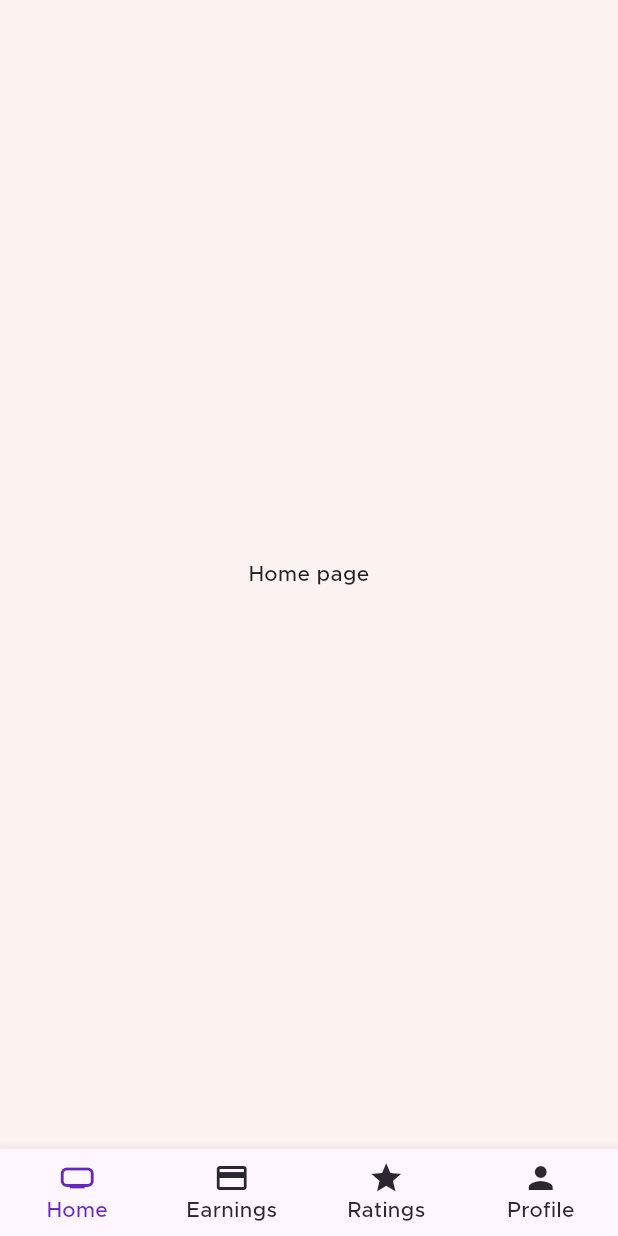
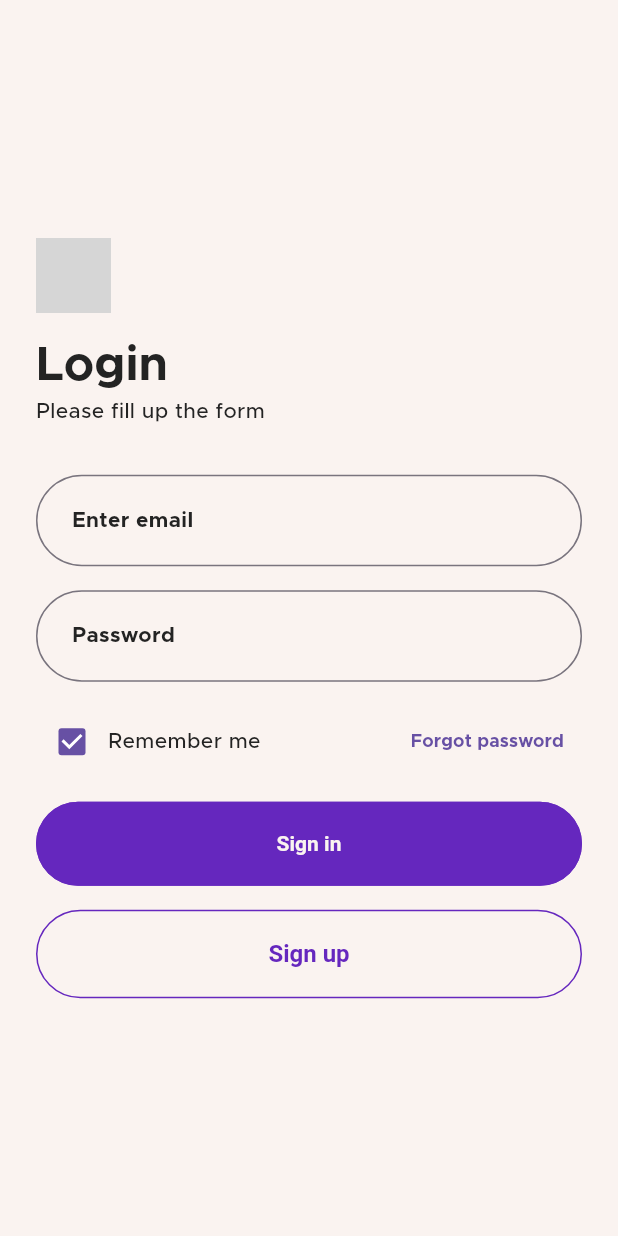
Before and after one commit to hitchcliff/nalift, a Flutter app: the screen it shows after launch, on a phone screen of 412 x 824 dp. Run offline on Flutter 3.47's test engine with Material 3 defaults, Android fonts, the phone set to English and light mode, and no system bars; our stand-ins replace get, readmore; grey boxes are pictures that could not be loaded.

Commit message:
login screen

```diff
--- /dev/null
+++ b/lib/components/auth/header.dart
@@ -0,0 +1,24 @@
+import 'package:flutter/material.dart';
+import 'package:nalift/components/texts/label_text.dart';
+import 'package:nalift/components/texts/title_text.dart';
+import 'package:nalift/constants/assets.dart';
+import 'package:nalift/constants/sizes.dart';
+import 'package:nalift/extensions/list_space_between.dart';
+
+class Header extends StatelessWidget {
+  const Header({super.key});
+
+  @override
+  Widget build(BuildContext context) {
+    return Column(
+      crossAxisAlignment: CrossAxisAlignment.start,
+      children: [
+        Image(height: 50, image: AssetImage(MyAssets.rocketImg)),
+        Column(
+          crossAxisAlignment: CrossAxisAlignment.start,
+          children: [TitleText("Login"), LabelText("Please fill up the form")],
+        ),
+      ].gap(height: MySizes.spaceBtwItems),
+    );
+  }
+}
--- /dev/null
+++ b/lib/components/auth/login_form.dart
@@ -0,0 +1,64 @@
+import 'package:flutter/material.dart';
+import 'package:nalift/components/texts/body_text.dart';
+import 'package:nalift/constants/sizes.dart';
+import 'package:nalift/extensions/list_space_between.dart';
+import 'package:nalift/screens/main_screen.dart';
+
+class LoginForm extends StatelessWidget {
+  const LoginForm({super.key});
+
+  @override
+  Widget build(BuildContext context) {
+    return Form(
+      child: Column(
+        mainAxisAlignment: MainAxisAlignment.center,
+        children: [
+          TextFormField(
+            decoration: InputDecoration(label: BodyText("Enter email")),
+          ),
+          TextFormField(
+            obscureText: true,
+            decoration: InputDecoration(label: BodyText("Password")),
+          ),
+
+          // remember me & forgot password
+          Row(
+            mainAxisAlignment: MainAxisAlignment.spaceBetween,
+            children: [
+              Row(
+                children: [
+                  Checkbox(value: true, onChanged: (value) {}),
+                  const Text("Remember me"),
+                ],
+              ),
+
+              /// Go to forgot password screen
+              TextButton(
+                onPressed: () {},
+                child: const Text("Forgot password"),
+              ),
+            ],
+          ),
+
+          // Sign in
+          SizedBox(
+            width: double.infinity,
+            child: ElevatedButton(
+              onPressed: () => const MainScreen(),
+              child: Text("Sign in"),
+            ),
+          ),
+
+          // create account btn
+          SizedBox(
+            width: double.infinity,
+            child: OutlinedButton(
+              onPressed: () {},
+              child: const Text("Sign up"),
+            ),
+          ),
+        ].gap(height: MySizes.spaceBtwItems),
+      ),
+    );
+  }
+}
--- /dev/null
+++ b/lib/controllers/screen_controller.dart
@@ -0,0 +1,26 @@
+import 'package:flutter/material.dart';
+import 'package:get/get.dart';
+import 'package:nalift/screens/earnings_screen.dart';
+import 'package:nalift/screens/home_screen.dart';
+import 'package:nalift/screens/profile_screen.dart';
+import 'package:nalift/screens/ratings_screen.dart';
+
+/// To control the pages from Tabs/Navigation
+class ScreenController extends GetxController {
+  static ScreenController get instance => Get.find();
+
+  TabController? tabController;
+  Rx<int> tabIdx = 0.obs;
+
+  tabClick(int idx) {
+    tabIdx.value = idx;
+    tabController!.index = tabIdx.value;
+  }
+
+  final screens = [
+    const HomeScreen(),
+    const EarningsScreen(),
+    const RatingsScreen(),
+    const ProfileScreen(),
+  ];
+}
--- /dev/null
+++ b/lib/screens/login_screen.dart
@@ -0,0 +1,32 @@
+import 'package:flutter/material.dart';
+import 'package:nalift/components/auth/header.dart';
+import 'package:nalift/components/auth/login_form.dart';
+import 'package:nalift/constants/sizes.dart';
+import 'package:nalift/extensions/list_space_between.dart';
+import 'package:nalift/helpers/helpers.dart';
+
+class LoginScreen extends StatelessWidget {
+  const LoginScreen({super.key});
+
+  @override
+  Widget build(BuildContext context) {
+    return Scaffold(
+      body: SafeArea(
+        child: SingleChildScrollView(
+          child: Container(
+            height: MyHelpers.screenHeight(context, 1),
+            padding: EdgeInsets.all(MySizes.defaultSpace),
+            child: Column(
+              crossAxisAlignment: CrossAxisAlignment.start,
+              mainAxisAlignment: MainAxisAlignment.center,
+              children: [
+                const Header(),
+                const LoginForm(),
+              ].gap(height: MySizes.spaceBtwSections),
+            ),
+          ),
+        ),
+      ),
+    );
+  }
+}
--- a/lib/screens/splash_screen.dart
+++ b/lib/screens/splash_screen.dart
@@ -6,6 +6,7 @@ import 'package:nalift/constants/assets.dart';
 import 'package:nalift/constants/sizes.dart';
 import 'package:nalift/extensions/list_space_between.dart';
 import 'package:nalift/helpers/helpers.dart';
+import 'package:nalift/screens/login_screen.dart';
 import 'package:nalift/screens/main_screen.dart';
 
 class MySplashScreen extends StatefulWidget {
@@ -19,7 +20,7 @@ class MySplashScreen extends StatefulWidget {
 class _MySplashScreenState extends State<MySplashScreen> {
   startTimer() {
     Timer(const Duration(seconds: 3), () async {
-      Navigator.push(context, MaterialPageRoute(builder: (c) => MainScreen()));
+      Navigator.push(context, MaterialPageRoute(builder: (c) => LoginScreen()));
     });
   }
 
```
Also changed, not shown: pubspec.yaml (+7 -1 lines), pubspec.lock.
